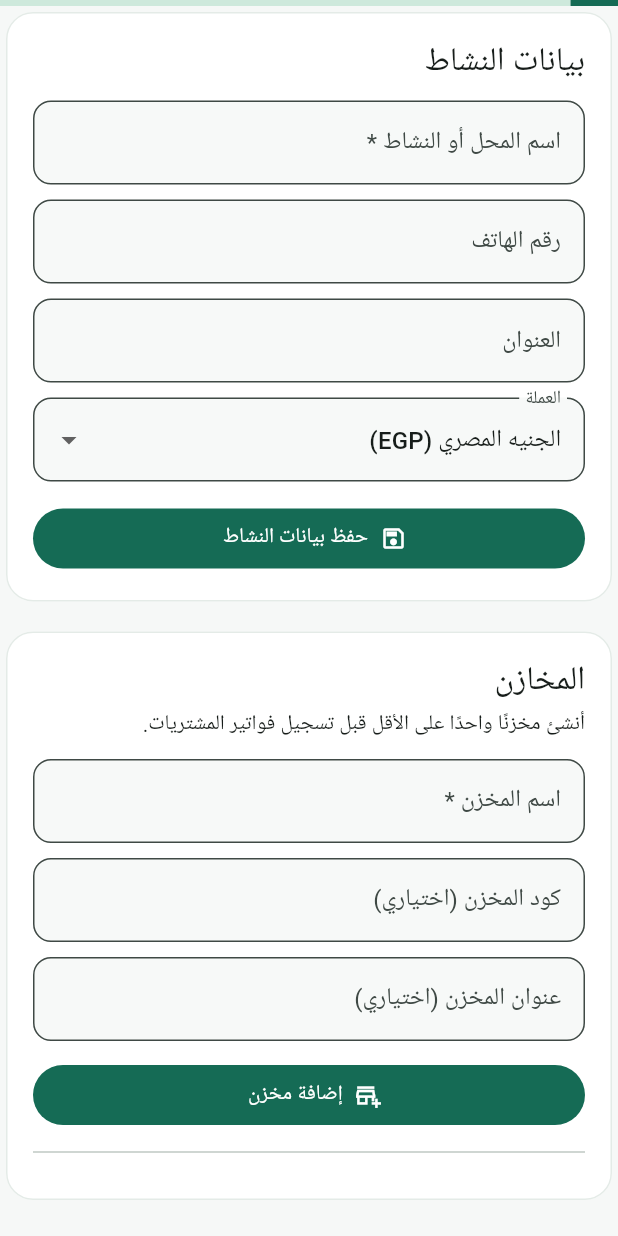
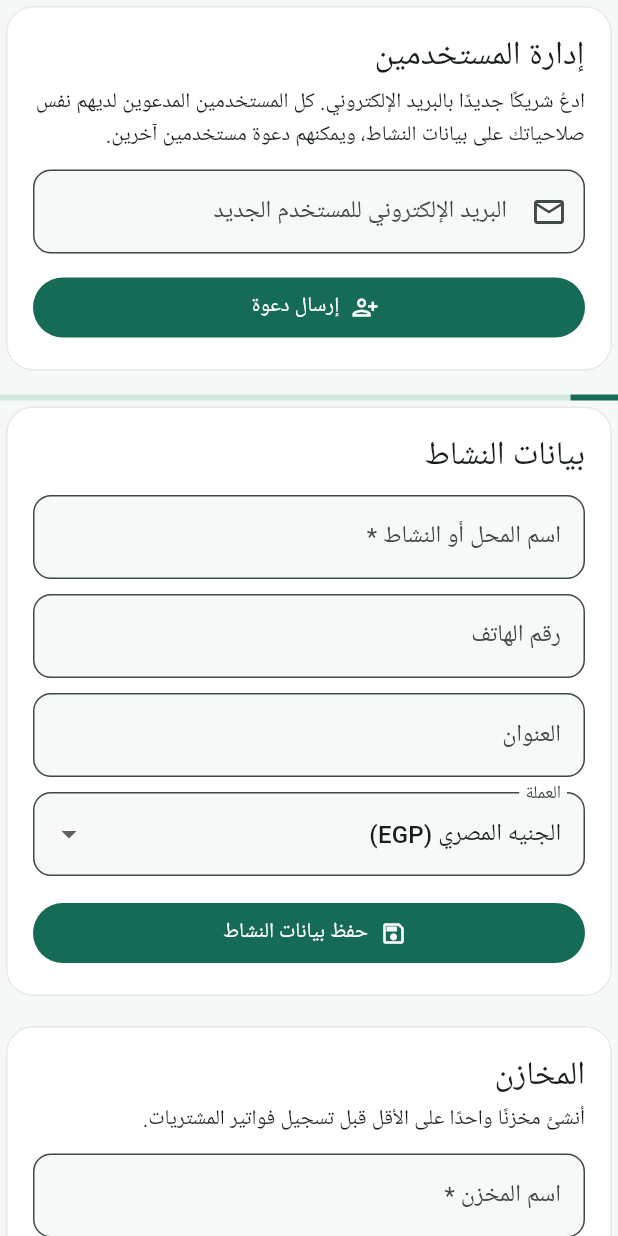
Before and after one commit to Shadyelsawy536/Roll-N-Box, a Flutter app: the SettingsPage widget shown alone on an empty page, opened directly, on a phone screen of 412 x 824 dp. Run offline on Flutter 3.47's test engine with Material 3 defaults, Android fonts, the phone set to English and light mode, and no system bars; our stand-ins replace printing, supabase_flutter; missing offline and left inert: excel, file_saver; accounts and stored records are empty; statements that could not run were skipped.

Commit message:
Show user invitation card in settings

```diff
--- a/lib/settings_page.dart
+++ b/lib/settings_page.dart
@@ -189,6 +189,42 @@ class _SettingsPageState extends State<SettingsPage> {
   @override
   Widget build(BuildContext context) => ListView(
     children: [
+      Card(
+        child: Padding(
+          padding: const EdgeInsets.all(18),
+          child: Column(
+            crossAxisAlignment: CrossAxisAlignment.stretch,
+            children: [
+              Text('إدارة المستخدمين', style: Theme.of(context).textTheme.titleLarge),
+              const SizedBox(height: 6),
+              const Text(
+                'ادعُ شريكًا جديدًا بالبريد الإلكتروني. كل المستخدمين المدعوين '
+                'لديهم نفس صلاحياتك على بيانات النشاط، ويمكنهم دعوة مستخدمين آخرين.',
+                style: TextStyle(height: 1.5),
+              ),
+              const SizedBox(height: 12),
+              TextField(
+                controller: inviteEmail,
+                keyboardType: TextInputType.emailAddress,
+                autocorrect: false,
+                decoration: const InputDecoration(
+                  labelText: 'البريد الإلكتروني للمستخدم الجديد',
+                  prefixIcon: Icon(Icons.email_outlined),
+                ),
+              ),
+              const SizedBox(height: 12),
+              FilledButton.icon(
+                onPressed: sendingInvite ? null : sendInvite,
+                icon: sendingInvite
+                    ? const SizedBox(width: 18, height: 18, child: CircularProgressIndicator(strokeWidth: 2))
+                    : const Icon(Icons.person_add_alt_1_outlined),
+                label: Text(sendingInvite ? 'جارٍ إرسال الدعوة...' : 'إرسال دعوة'),
+              ),
+            ],
+          ),
+        ),
+      ),
+      const SizedBox(height: 12),
       if (loading) const LinearProgressIndicator(),
       if (error != null) Padding(padding: const EdgeInsets.all(12), child: Text(error!, style: TextStyle(color: Theme.of(context).colorScheme.error))),
       Card(
```
